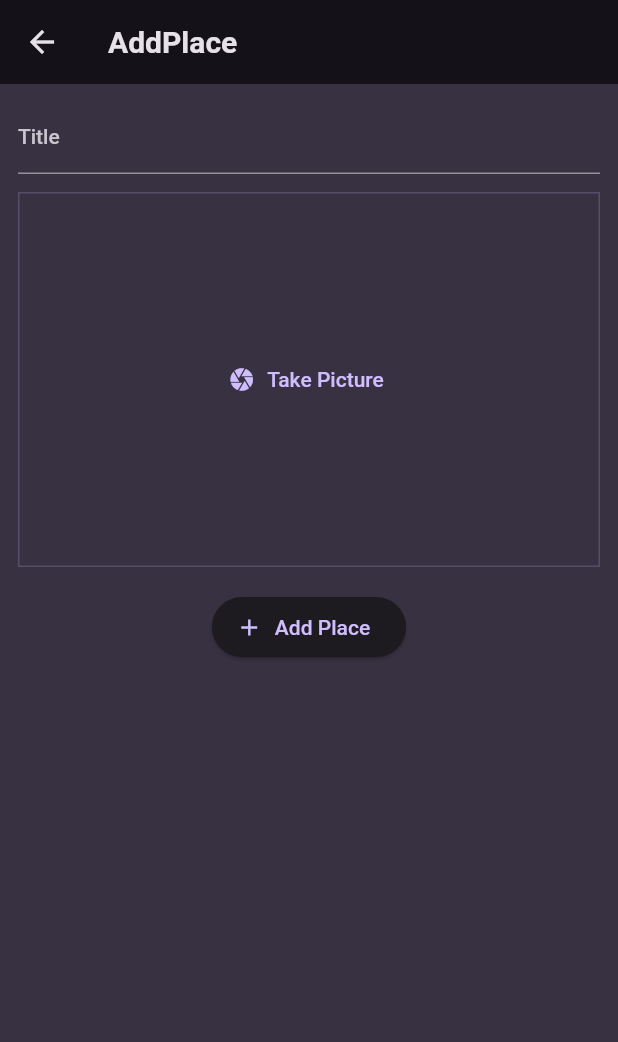
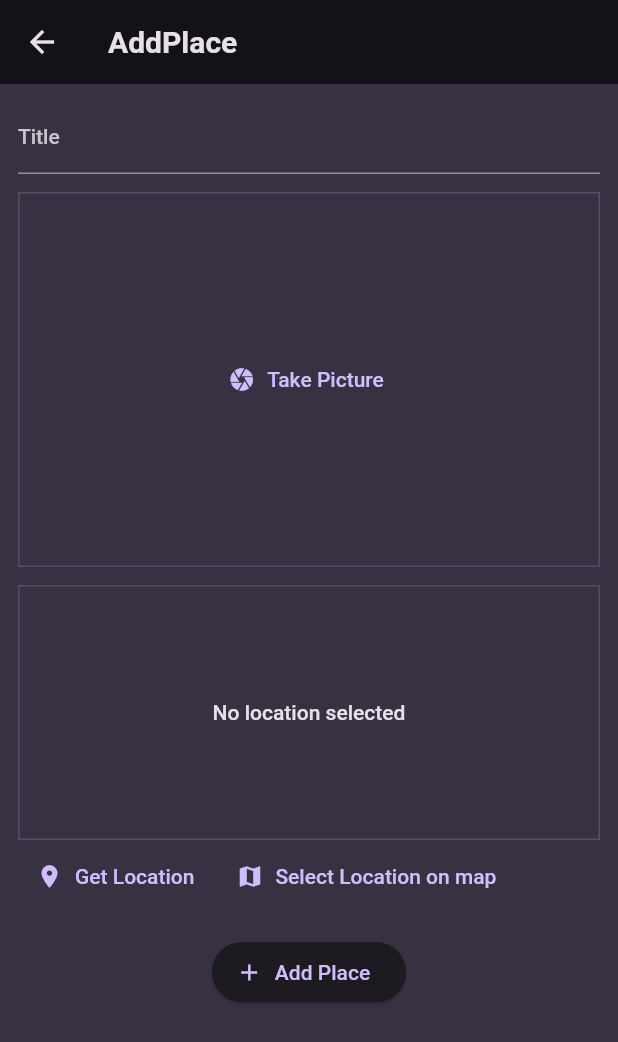
Before and after one commit to THESHIVAM007/favorite_places, a Flutter app: the AddPlaceScreen screen opened directly, on a phone screen of 412 x 824 dp. Shown: the top 1042 px of the screen. Run offline on Flutter 3.47's test engine with Material 2 defaults, Android fonts, the phone set to English and light mode, and no system bars; our stand-ins replace flutter_riverpod, google_fonts, image_picker, location.

Commit message:
get-location-automatic_added

```diff
--- a/lib/models/place.dart
+++ b/lib/models/place.dart
@@ -4,13 +4,26 @@ import 'package:uuid/uuid.dart';
 
 const uuid = Uuid();
 
+class PlaceLocation {
+  PlaceLocation({
+    required this.latitude,
+    required this.longitude,
+    required this.address,
+  });
+  final double latitude;
+  final double longitude;
+  final String address;
+}
+
 class Place {
   Place({
     required this.title,
     required this.image,
+    required this.location
   }) : id = uuid.v4();
 
   final String id;
   final String title;
   final File image;
+  final PlaceLocation location;
 }
--- a/lib/provider/user_places.dart
+++ b/lib/provider/user_places.dart
@@ -6,8 +6,8 @@ import 'package:flutter_riverpod/flutter_riverpod.dart';
 class UserPlacesNotifier extends StateNotifier<List<Place>> {
   UserPlacesNotifier() : super(const []);
 
-  void addPlace(String title,File image) {
-    final newPlace = Place(title: title,image: image);
+  void addPlace(String title,File image,PlaceLocation location) {
+    final newPlace = Place(title: title,image: image,location: location);
     state = [...state, newPlace];
   }
 }
--- a/lib/screens/add_place.dart
+++ b/lib/screens/add_place.dart
@@ -1,7 +1,9 @@
 import 'dart:io';
 
+import 'package:favorite_places/models/place.dart';
 import 'package:favorite_places/provider/user_places.dart';
 import 'package:favorite_places/widgets/image_input.dart';
+import 'package:favorite_places/widgets/location_input.dart';
 import 'package:flutter/material.dart';
 import 'package:flutter_riverpod/flutter_riverpod.dart';
 
@@ -16,15 +18,15 @@ class _AddPlaceScreenState extends ConsumerState<AddPlaceScreen> {
   File? _selectedImage;
 
   final _titleController = TextEditingController();
-
+  PlaceLocation? _selectedLocation;
   void _savePlace() {
     final eneteredTitle = _titleController.text;
-    if (eneteredTitle.isEmpty || _selectedImage == null) {
+    if (eneteredTitle.isEmpty || _selectedImage == null || _selectedLocation==null) {
       return;
     }
     ref
         .read(userPlaceProvider.notifier)
-        .addPlace(eneteredTitle, _selectedImage!);
+        .addPlace(eneteredTitle, _selectedImage!,_selectedLocation!);
 
     Navigator.of(context).pop();
   }
@@ -62,6 +64,14 @@ class _AddPlaceScreenState extends ConsumerState<AddPlaceScreen> {
               },
             ),
             const SizedBox(
+              height: 12,
+            ),
+            LocationInput(
+              onSelectLoaction: (location) {
+                _selectedLocation = location;
+              },
+            ),
+            const SizedBox(
               height: 16,
             ),
             ElevatedButton.icon(
--- /dev/null
+++ b/lib/widgets/location_input.dart
@@ -0,0 +1,135 @@
+import 'dart:convert';
+
+import 'package:favorite_places/models/place.dart';
+import 'package:location/location.dart';
+import 'package:flutter/material.dart';
+
+import 'package:http/http.dart' as http;
+
+class LocationInput extends StatefulWidget {
+  const LocationInput({
+    super.key,
+    required this.onSelectLoaction,
+  });
+
+  final void Function(PlaceLocation location) onSelectLoaction;
+
+  @override
+  State<LocationInput> createState() => _LocationInputState();
+}
+
+class _LocationInputState extends State<LocationInput> {
+  PlaceLocation? _pickedLocation;
+  var _isgettingLocation = false;
+
+  String get locationImage {
+    if (_pickedLocation == null) {
+      return '';
+    }
+    final lat = _pickedLocation!.latitude;
+    final lng = _pickedLocation!.longitude;
+    return 'https://maps.googleapis.com/maps/api/staticmap?center=$lat,$lng&zoom=16&size=600x300&maptype=roadmap&markers=color:blue%7Clabel:S%7C$lat,$lng&key=AIzaSyCn0fh7PGqtIz7dzMQ_3yIuCEaIjpNTIak';
+  }
+
+  void _getCurrentLocation() async {
+    Location location = Location();
+
+    bool serviceEnabled;
+    PermissionStatus permissionGranted;
+    LocationData locationData;
+
+    serviceEnabled = await location.serviceEnabled();
+    if (!serviceEnabled) {
+      serviceEnabled = await location.requestService();
+      if (!serviceEnabled) {
+        return;
+      }
+    }
+
+    permissionGranted = await location.hasPermission();
+    if (permissionGranted == PermissionStatus.denied) {
+      permissionGranted = await location.requestPermission();
+      if (permissionGranted != PermissionStatus.granted) {
+        return;
+      }
+    }
+    setState(() {
+      _isgettingLocation = true;
+    });
+    locationData = await location.getLocation();
+    final lat = locationData.latitude;
+    final lng = locationData.longitude;
+    if (lat == null || lng == null) {
+      return;
+    }
+
+    final url = Uri.parse(
+        'https://maps.googleapis.com/maps/api/geocode/json?latlng=$lat,$lng&key=AIzaSyCn0fh7PGqtIz7dzMQ_3yIuCEaIjpNTIak');
+
+    final response = await http.get(url);
+    final resData = json.decode(response.body);
+    final address = resData['results'][0]['formatted_address'];
+
+    setState(() {
+      _pickedLocation =
+          PlaceLocation(latitude: lat, longitude: lng, address: address);
+      _isgettingLocation = false;
+    });
+    widget.onSelectLoaction(_pickedLocation!);
+  }
+
+  @override
+  Widget build(BuildContext context) {
+    Widget previewContent = Text('No location selected',
+        textAlign: TextAlign.center,
+        style: Theme.of(context).textTheme.bodyLarge!.copyWith(
+              color: Theme.of(context).colorScheme.onBackground,
+            ));
+    if (_isgettingLocation) {
+      previewContent = const CircularProgressIndicator();
+    }
+    if (_pickedLocation != null) {
+      previewContent = Image.network(
+        locationImage,
+        fit: BoxFit.cover,
+        height: double.infinity,
+        width: double.infinity,
+      );
+    }
+
+    return Column(
+      children: [
+        Container(
+          height: 170,
+          width: double.infinity,
+          alignment: Alignment.center,
+          decoration: BoxDecoration(
+            border: Border.all(
+              width: 1,
+              color: Theme.of(context).colorScheme.primary.withOpacity(.2),
+            ),
+          ),
+          child: previewContent,
+        ),
+        Row(
+          children: [
+            TextButton.icon(
+              onPressed: _getCurrentLocation,
+              icon: const Icon(Icons.location_on),
+              label: const Text(
+                'Get Location',
+              ),
+            ),
+            TextButton.icon(
+              onPressed: () {},
+              icon: const Icon(Icons.map),
+              label: const Text(
+                'Select Location on map',
+              ),
+            ),
+          ],
+        )
+      ],
+    );
+  }
+}
--- a/lib/widgets/places_list.dart
+++ b/lib/widgets/places_list.dart
@@ -33,6 +33,12 @@ class PlacesList extends StatelessWidget {
                 color: Theme.of(context).colorScheme.onBackground,
               ),
         ),
+        subtitle: Text(
+          places[index].location.address,
+          style: Theme.of(context).textTheme.bodySmall!.copyWith(
+                color: Theme.of(context).colorScheme.onBackground,
+              ),
+        ),
         onTap: () {
           Navigator.of(context).push(
             MaterialPageRoute(
--- a/pubspec.yaml
+++ b/pubspec.yaml
@@ -39,6 +39,8 @@ dependencies:
   uuid: ^4.1.0
   flutter_riverpod: ^2.4.5
   image_picker: ^1.0.4
+  location: ^5.0.3
+  http: ^1.1.0
 
 dev_dependencies:
   flutter_test:
```
Also changed, not shown: lib/screens/place_detail.dart (+42 -0 lines), pubspec.lock, 2 other files.
